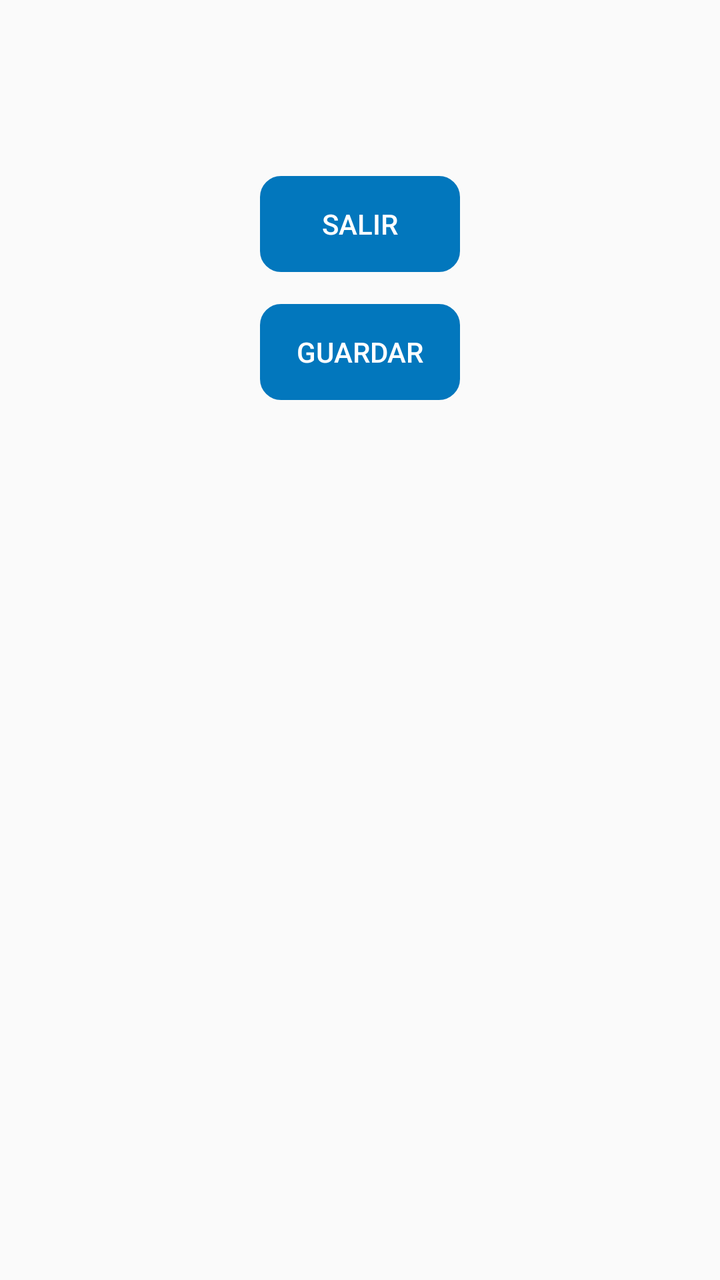
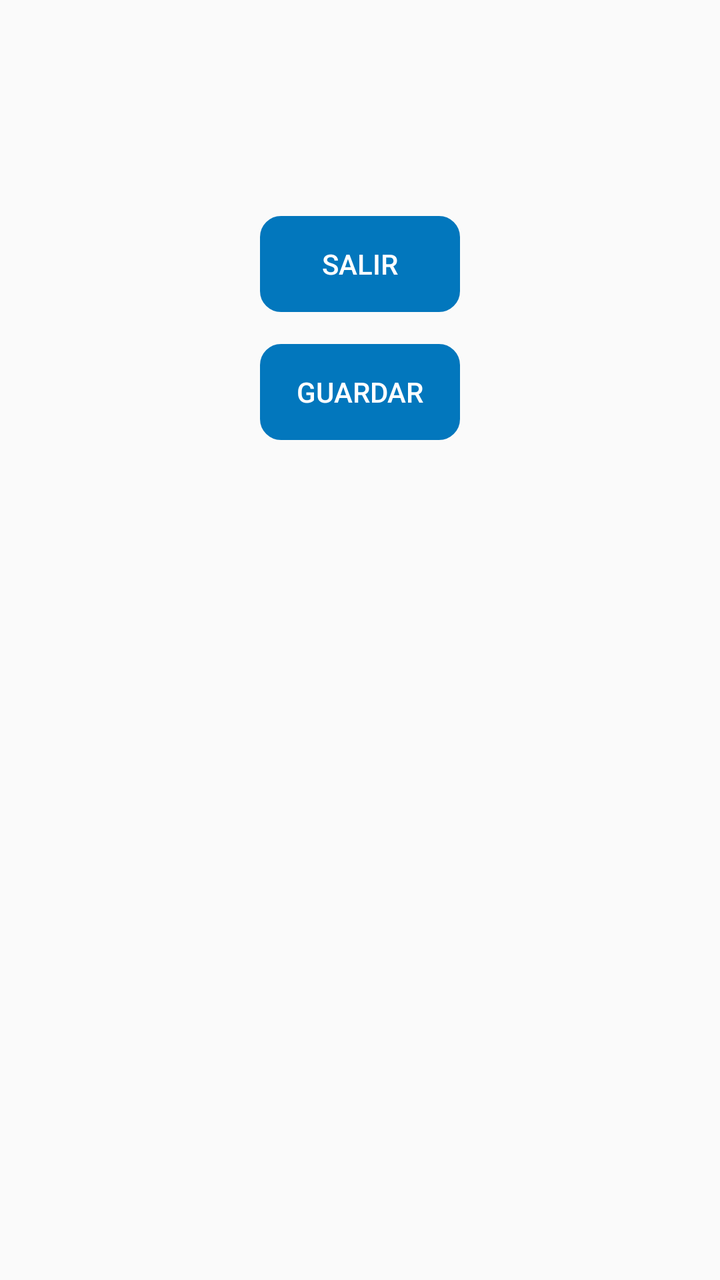

Compare the two renders of this Android layout. The source of the first and the diff that turns it into the second are given below.
<!-- AndroidManifest.xml: application theme AppTheme -->
<!-- res/layout/activity_ejecutar_orden.xml -->
<?xml version="1.0" encoding="utf-8"?>
<FrameLayout xmlns:android="http://schemas.android.com/apk/res/android"
    xmlns:app="http://schemas.android.com/apk/res-auto"
    xmlns:tools="http://schemas.android.com/tools"
    android:layout_width="match_parent"
    android:layout_height="match_parent"
    tools:context=".Fragments.EjecutarOrdenes">

    <ScrollView
        android:layout_width="match_parent"
        android:layout_height="match_parent"
        android:layout_marginTop="80dp">

        <android.support.constraint.ConstraintLayout
            android:layout_width="match_parent"
            android:layout_height="match_parent">


            

            <Button
                android:id="@+id/ejec"
                android:layout_width="100dp"
                android:layout_height="wrap_content"
                android:layout_centerHorizontal="true"
                android:layout_marginTop="16dp"
                android:background="@drawable/boton"
                android:backgroundTint="@color/colorPrimary"
                android:enabled="true"
                android:text="@string/guardar"
                android:textColor="#fff"
                app:layout_constraintEnd_toEndOf="@+id/salirEjecutarOrd"
                app:layout_constraintHorizontal_bias="0.502"
                app:layout_constraintStart_toStartOf="@+id/salirEjecutarOrd"
                app:layout_constraintTop_toBottomOf="@+id/firmarOrd" />

            <Button
                android:id="@+id/salirEjecutarOrd"
                android:layout_width="100dp"
                android:layout_height="wrap_content"
                android:layout_below="@+id/animado9"
                android:layout_centerHorizontal="true"
                android:layout_marginStart="8dp"
                android:layout_marginTop="8dp"
                android:layout_marginEnd="8dp"
                android:background="@drawable/boton"
                android:backgroundTint="@color/colorPrimary"
                android:text="@string/salir"
                android:textColor="#fff"
                app:layout_constraintEnd_toEndOf="parent"
                app:layout_constraintStart_toStartOf="parent"
                app:layout_constraintTop_toTopOf="parent" />
            

            <Button
                android:id="@+id/firmarOrd"
                android:layout_width="100dp"
                android:layout_height="wrap_content"
                android:layout_below="@+id/salirEjecutarOrd"
                android:layout_centerHorizontal="true"
                android:layout_marginTop="16dp"
                android:background="@drawable/boton"
                android:backgroundTint="@color/colorPrimary"
                android:text="@string/firmar"
                android:textColor="#fff"
                android:visibility="gone"
                app:layout_constraintEnd_toEndOf="@+id/salirEjecutarOrd"
                app:layout_constraintStart_toStartOf="@+id/salirEjecutarOrd"
                app:layout_constraintTop_toBottomOf="@+id/salirEjecutarOrd" />

        </android.support.constraint.ConstraintLayout>
    </ScrollView>
</FrameLayout>
<!-- resources referenced by this layout -->
<resources>
  <color name="colorPrimary">#0277BD</color>
  <!-- drawable boton (drawable) -->
  <?xml version="1.0" encoding="utf-8"?>
      <shape xmlns:android="http://schemas.android.com/apk/res/android" android:shape="rectangle">
          <stroke  android:width="1dp"/>
          <corners android:radius="10dp"/>
  
  
      </shape>
  <string name="firmar">Firmar</string>
  <string name="guardar">Guardar</string>
  <string name="salir">Salir</string>
  <style name="AppTheme" parent="Theme.AppCompat.Light.DarkActionBar">
          
          <item name="colorPrimary">@color/colorPrimary</item>
          <item name="colorPrimaryDark">@color/colorPrimaryDark</item>
          <item name="colorAccent">@color/colorAccent</item>
          <item name="android:colorForeground">@android:color/background_dark</item>
      </style>
  <color name="colorPrimaryDark">#004C8C</color>
  <color name="colorAccent">#0000FF</color>
</resources>

<!-- the commit's change to res/layout/activity_ejecutar_orden.xml (unified diff, before → after) -->
@@ -9,7 +9,7 @@
     <ScrollView
         android:layout_width="match_parent"
         android:layout_height="match_parent"
-        android:layout_marginTop="80dp">
+        android:layout_marginTop="100dp">
 
         <android.support.constraint.ConstraintLayout
             android:layout_width="match_parent"
